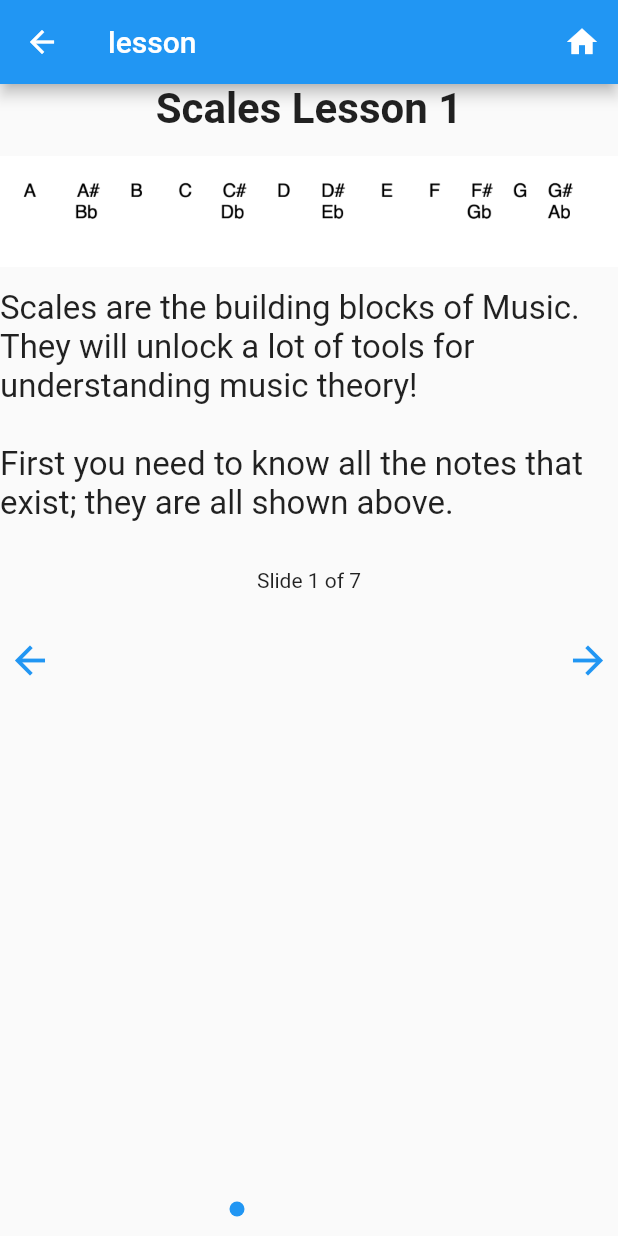
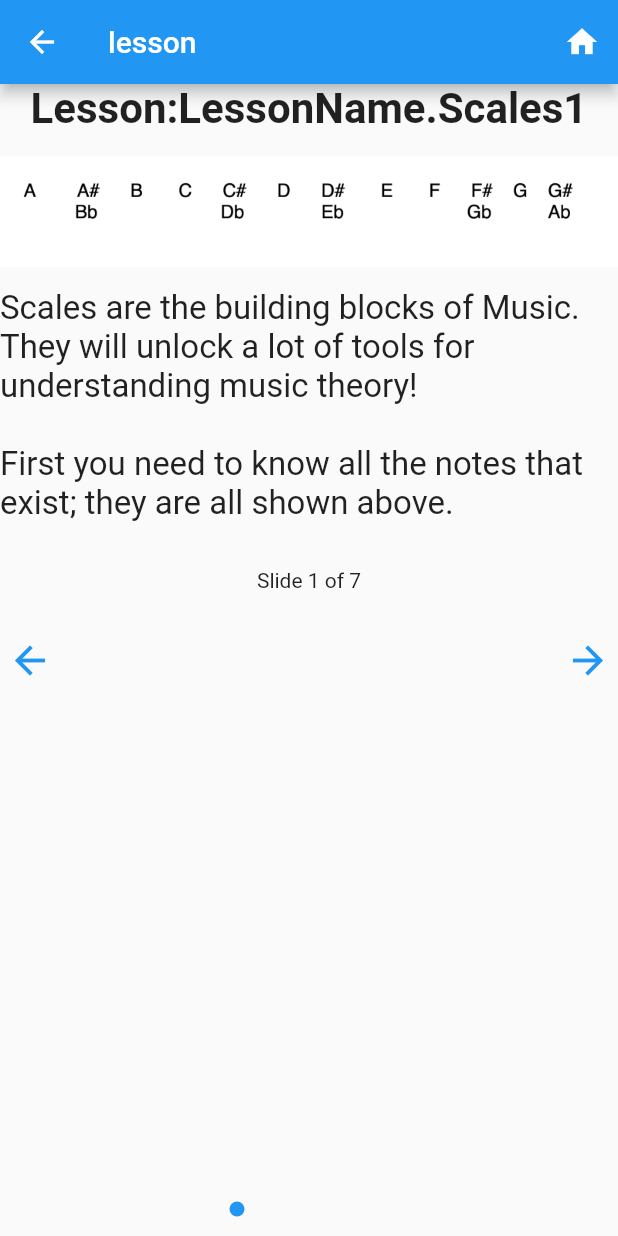
Before and after one commit to michaelmjh/capstoneMusicTheoryApp, a Flutter app: the Lesson screen opened by its route, on a phone screen of 412 x 824 dp. Run offline on Flutter 3.47's test engine with Material 2 defaults, Android fonts, the phone set to English and light mode, and no system bars; drawn by our look-alikes of card_swiper; our stand-ins replace timelines; missing offline and left inert: dart:ffi.

Commit message:
errors with lesson assets fixed

```diff
--- a/client/music_elephant/lib/LessonAssets/lesson_model.dart
+++ b/client/music_elephant/lib/LessonAssets/lesson_model.dart
@@ -20,9 +20,8 @@ enum LessonName {
 }
 
 class LessonSlide {
-  Lesson lesson;
   String text;
   String image;
 
-  LessonSlide({required this.lesson, required this.text, required this.image});
+  LessonSlide({required this.text, required this.image});
 }
--- a/client/music_elephant/lib/lesson.dart
+++ b/client/music_elephant/lib/lesson.dart
@@ -2,58 +2,55 @@ import 'package:card_swiper/card_swiper.dart';
 import 'package:flutter/material.dart';
 
 class Lesson extends StatefulWidget {
-  const Lesson({super.key});
+  final currentLesson;
+
+  const Lesson(this.currentLesson, {super.key});
 
   @override
   State<Lesson> createState() => _LessonState();
 }
 
 class _LessonState extends State<Lesson> {
-  // List images = [
-  //   "images/lessonImages/puppy1.png",
-  //   "images/lessonImages/puppy2.png",
-  //   "images/lessonImages/puppy3.png",
-  //   "images/lessonImages/puppy4.png"
+  final controller = SwiperController();
+
+  // List lessonSlides = [
+  //   {
+  //     'text':
+  //         'Scales are the building blocks of Music. They will unlock a lot of tools for understanding music theory!\n\nFirst you need to know all the notes that exist; they are all shown above.',
+  //     'image': 'images/lessonImages/scales_lesson_image_1.png'
+  //   },
+  //   {
+  //     'text':
+  //         'An easier way to look at it is to visualise a piano.\n\nEach key is a note and the distance between each key is known as a Half step.',
+  //     'image': 'images/lessonImages/scales_lesson_image_2.png'
+  //   },
+  //   {
+  //     'text':
+  //         'There are only 12 notes to learn.\n\nSome notes have 2 names, for example A#, also known as Bb.\n\nThese are called “Enharmonic Equivalents” which is a fancy term for notes with 2 names.\n\nThe name of the note will depend on which key the music is written in.',
+  //     'image': 'images/lessonImages/scales_lesson_image_2.png'
+  //   },
+  //   {
+  //     'text':
+  //         'Now to start we are going to look at Major Scales.\n\nAn easy way to remember the make up of a Major scale is:\n\n\nWhole, Whole, Half, Whole, Whole, Whole, Half\n\n\nThis refers to the distance between each note in the scale.\n\nA Whole Step is a jump of 2 notes and a Half Step is a jump of 1 note.',
+  //     'image': 'images/lessonImages/scales_lesson_image_3.png'
+  //   },
+  //   {
+  //     'text':
+  //         'So if we apply that formula to figure out the C Major Scale, it would be as above.\n\nSo the notes of the C Major Scale are:\n\nC	D	E	F	G	A	B	C\n\nYou can use this method to figure out any key!\n\nJust pick the starting note of the key you want to know and follow the same structure.',
+  //     'image': 'images/lessonImages/scales_lesson_image_4.png'
+  //   },
+  //   {
+  //     'text':
+  //         'As an example if we apply the same method to figure out G Major, it would look like the above.\n\nSo the notes of the G Major Scale are:\n\nG	A	B	C	D	E	F# G',
+  //     'image': 'images/lessonImages/scales_lesson_image_5.png'
+  //   },
+  //   {'text': '', 'image': ''}
   // ];
-
-  List lessonSlides = [
-    {
-      'text':
-          'Scales are the building blocks of Music. They will unlock a lot of tools for understanding music theory!\n\nFirst you need to know all the notes that exist; they are all shown above.',
-      'image': 'images/lessonImages/scales_lesson_image_1.png'
-    },
-    {
-      'text':
-          'An easier way to look at it is to visualise a piano.\n\nEach key is a note and the distance between each key is known as a Half step.',
-      'image': 'images/lessonImages/scales_lesson_image_2.png'
-    },
-    {
-      'text':
-          'There are only 12 notes to learn.\n\nSome notes have 2 names, for example A#, also known as Bb.\n\nThese are called “Enharmonic Equivalents” which is a fancy term for notes with 2 names.\n\nThe name of the note will depend on which key the music is written in.',
-      'image': 'images/lessonImages/scales_lesson_image_2.png'
-    },
-    {
-      'text':
-          'Now to start we are going to look at Major Scales.\n\nAn easy way to remember the make up of a Major scale is:\n\n\nWhole, Whole, Half, Whole, Whole, Whole, Half\n\n\nThis refers to the distance between each note in the scale.\n\nA Whole Step is a jump of 2 notes and a Half Step is a jump of 1 note.',
-      'image': 'images/lessonImages/scales_lesson_image_3.png'
-    },
-    {
-      'text':
-          'So if we apply that formula to figure out the C Major Scale, it would be as above.\n\nSo the notes of the C Major Scale are:\n\nC	D	E	F	G	A	B	C\n\nYou can use this method to figure out any key!\n\nJust pick the starting note of the key you want to know and follow the same structure.',
-      'image': 'images/lessonImages/scales_lesson_image_4.png'
-    },
-    {
-      'text':
-          'As an example if we apply the same method to figure out G Major, it would look like the above.\n\nSo the notes of the G Major Scale are:\n\nG	A	B	C	D	E	F# G',
-      'image': 'images/lessonImages/scales_lesson_image_5.png'
-    },
-    {'text': '', 'image': ''}
-  ];
-
-  final controller = SwiperController();
 
   @override
   Widget build(BuildContext context) {
+    var lesson = widget.currentLesson;
+
     return Scaffold(
       appBar: AppBar(
         title: const Text('lesson'),
@@ -69,35 +66,35 @@ class _LessonState extends State<Lesson> {
       body: Stack(
         children: [
           Swiper(
-            itemCount: lessonSlides.length,
+            itemCount: lesson.slides.length,
             loop: false,
             itemBuilder: (BuildContext context, int index) {
               return Center(
                 child: Column(
                   children: [
-                    Text('Scales Lesson 1',
+                    Text('Lesson:' + lesson.name.toString(),
                         style: TextStyle(
                             fontSize: 28, fontWeight: FontWeight.bold)),
                     Padding(
                       padding: EdgeInsets.only(top: 15),
-                      child: index < lessonSlides.length - 1
-                          ? Image.asset(lessonSlides[index]['image'])
+                      child: index < lesson.slides.length - 1
+                          ? Image.asset(lesson.slides[index].image)
                           : Text(''),
                     ),
                     Padding(
                       padding: EdgeInsets.only(top: 15),
                       child: Text(
-                        lessonSlides[index]['text'],
+                        lesson.slides[index].text,
                         style: TextStyle(fontSize: 22),
                       ),
                     ),
                     Padding(
                       padding: EdgeInsets.only(top: 30),
                       child:
-                          Text('Slide ${index + 1} of ${lessonSlides.length}'),
+                          Text('Slide ${index + 1} of ${lesson.slides.length}'),
                     ),
                     Visibility(
-                      visible: index == lessonSlides.length - 1,
+                      visible: index == lesson.slides.length - 1,
                       child: ElevatedButton(
                         onPressed: () {
                           Navigator.pop(context);
--- a/client/music_elephant/lib/main.dart
+++ b/client/music_elephant/lib/main.dart
@@ -6,6 +6,7 @@ import 'package:music_elephant/User/user_container.dart';
 import 'package:music_elephant/landing_page.dart';
 import 'package:music_elephant/timeline.dart';
 
+import 'LessonAssets/lesson_assets.dart';
 import 'QuestionAssets/question_assets.dart';
 import 'Quiz/quiz.dart';
 import 'home_page.dart';
@@ -40,7 +41,7 @@ class _MyAppState extends State<MyApp> {
 
   var selectedProfile = "";
 
-
+  var lessons = [scales1];
 
   void setSelectedProfile(newProfile) {
     setState(() {
@@ -86,7 +87,7 @@ class _MyAppState extends State<MyApp> {
         '/': (context) => const HomePage(),
         '/quiz': (context) =>
             Quiz(selectedQuestions, updateProgress, quizGenerator),
-        '/lesson': (context) => const Lesson(),
+        '/lesson': (context) => Lesson(lessons[0]),
         '/landingpage': (context) => LandingPage(
               progress,
               currentDifficulty,
@@ -94,7 +95,7 @@ class _MyAppState extends State<MyApp> {
         '/journey': (context) => Journey(selectedProfile, quizGenerator),
         '/users': (context) => UserContainer(users, setSelectedProfile),
         '/profile': (context) => SpecificProfile(selectedProfile),
-                '/timeline': (countext) => Timeline(),
+        '/timeline': (countext) => Timeline(),
       },
     );
   }
```
Also changed, not shown: client/music_elephant/lib/LessonAssets/lesson_assets.dart (+2 -38 lines), client/music_elephant/lib/LessonAssets/lesson_slides.dart (added, +33 -0 lines).
